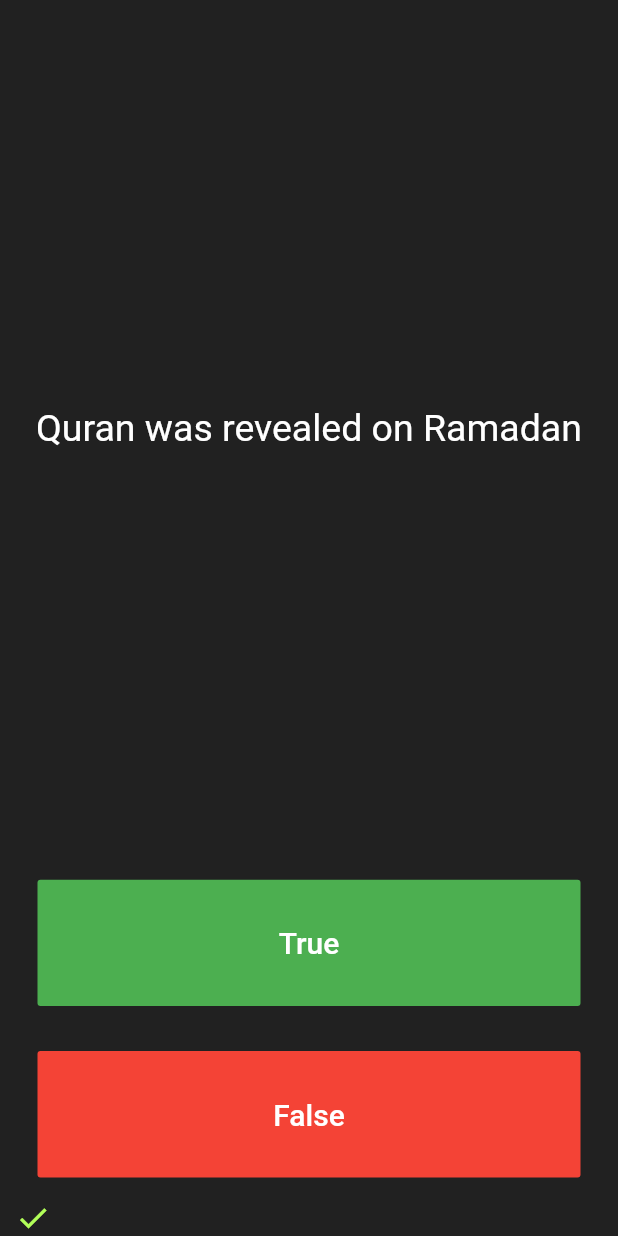
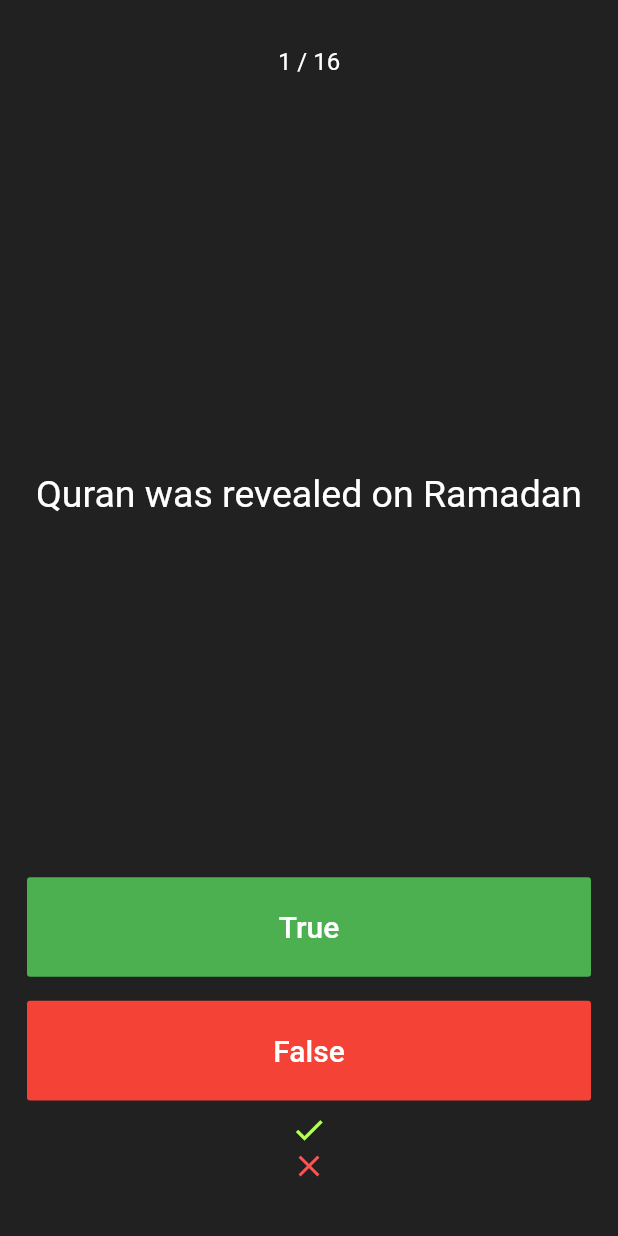
Before and after one commit to kashifo/flutter_quiz, a Flutter app: the screen it shows after launch, after a tap on "True", on a phone screen of 412 x 824 dp. Run offline on Flutter 3.47's test engine with Material 2 defaults, Android fonts, the phone set to English and light mode, and no system bars.

Commit message:
- Added quiz progress as 1/n - Converted bottom row widget to listview - Moved button logic to common method - Prevented going beyond index

```diff
--- a/lib/QuizPageV2.dart
+++ b/lib/QuizPageV2.dart
@@ -9,8 +9,27 @@ class QuizPageV2 extends StatefulWidget {
 }
 
 class _QuizPageStateV2 extends State<QuizPageV2> {
-  List<Icon> scoreKeeper = [];
   int position = 0;
+
+  checkAnswer(bool isTrue) {
+    if (quizBrain.questionBank[position].answer == isTrue) {
+      scoreKeeper.add(Icon(
+        Icons.check,
+        color: Colors.lightGreenAccent,
+      ));
+    } else {
+      scoreKeeper.add(Icon(
+        Icons.close,
+        color: Colors.redAccent,
+      ));
+    }
+
+    if (position < quizBrain.questionBank.length) {
+      position++;
+    } else {
+      //todo: learn to hide views.
+    }
+  }
 
   @override
   Widget build(BuildContext context) {
@@ -19,9 +38,25 @@ class _QuizPageStateV2 extends State<QuizPageV2> {
       crossAxisAlignment: CrossAxisAlignment.stretch,
       children: <Widget>[
         Expanded(
-          flex: 5,
+          flex: 1,
+          child: Center(
+            child: Padding(
+              padding: const EdgeInsets.all(8),
+              child: Text(
+                '$position / ${quizBrain.questionBank.length}',
+                textAlign: TextAlign.center,
+                style: TextStyle(
+                  fontSize: 16,
+                  color: Colors.white,
+                ),
+              ),
+            ),
+          ),
+        ),
+        Expanded(
+          flex: 6,
           child: Padding(
-            padding: EdgeInsets.all(10.0),
+            padding: EdgeInsets.all(12),
             child: Center(
               child: Text(
                 quizBrain.questionBank[position].question,
@@ -35,8 +70,9 @@ class _QuizPageStateV2 extends State<QuizPageV2> {
           ),
         ),
         Expanded(
+          flex: 1,
           child: Padding(
-            padding: EdgeInsets.all(15.0),
+            padding: EdgeInsets.all(8),
             child: FlatButton(
               textColor: Colors.white,
               color: Colors.green,
@@ -50,27 +86,16 @@ class _QuizPageStateV2 extends State<QuizPageV2> {
               onPressed: () {
                 //The user picked true.
                 setState(() {
-                  if (quizBrain.questionBank[position].answer) {
-                    scoreKeeper.add(Icon(
-                      Icons.check,
-                      color: Colors.lightGreenAccent,
-                    ));
-                  } else {
-                    scoreKeeper.add(Icon(
-                      Icons.close,
-                      color: Colors.redAccent,
-                    ));
-                  }
-
-                  position++;
+                  checkAnswer(true);
                 });
               },
             ),
           ),
         ),
         Expanded(
+          flex: 1,
           child: Padding(
-            padding: EdgeInsets.all(15.0),
+            padding: EdgeInsets.all(8),
             child: FlatButton(
               color: Colors.red,
               child: Text(
@@ -83,28 +108,29 @@ class _QuizPageStateV2 extends State<QuizPageV2> {
               onPressed: () {
                 //The user picked false.
                 setState(() {
-                  if (!quizBrain.questionBank[position].answer) {
-                    scoreKeeper.add(Icon(
-                      Icons.check,
-                      color: Colors.lightGreenAccent,
-                    ));
-                  } else {
-                    scoreKeeper.add(Icon(
-                      Icons.close,
-                      color: Colors.redAccent,
-                    ));
-                  }
-
-                  position++;
+                  checkAnswer(false);
                 });
               },
             ),
           ),
         ),
-        Row(
-          children: scoreKeeper,
-        ),
+        Expanded(
+            flex: 1,
+            child: ListView(
+              children: scoreKeeper,
+            )),
       ],
     );
   }
+
+  List<Widget> scoreKeeper = [
+    Icon(
+      Icons.check,
+      color: Colors.lightGreenAccent,
+    ),
+    Icon(
+      Icons.close,
+      color: Colors.redAccent,
+    )
+  ];
 }
```
